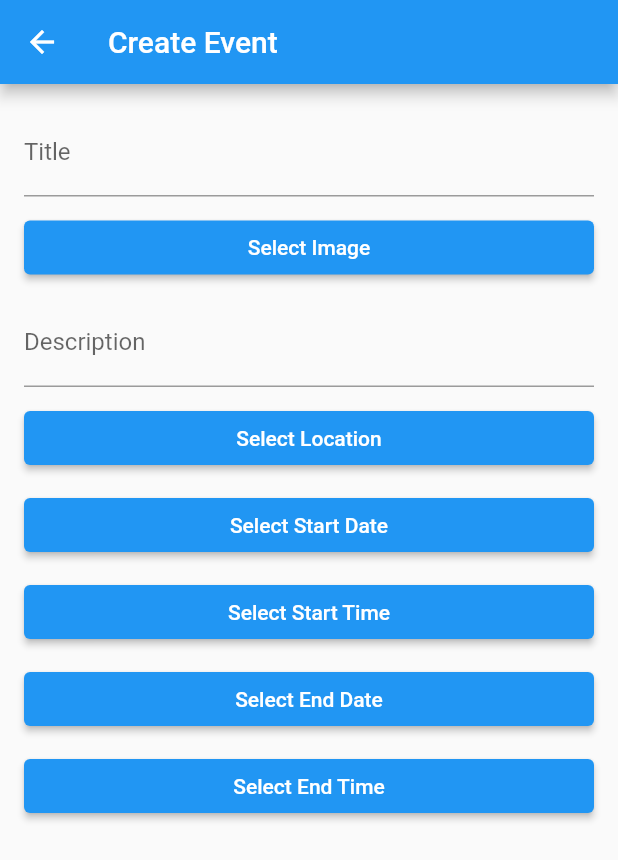
After one commit to ixWatan/acteen-app-v2, a Flutter app: the screen it shows once a user with an empty profile is signed in, after a tap on "Go to Login", on a phone screen of 412 x 824 dp. The commit adds this screen. Shown: the top 860 px of the screen. Run offline on Flutter 3.47's test engine with Material 2 defaults, Android fonts, the phone set to English and light mode, and no system bars; our stand-ins replace cloud_firestore, firebase_auth, firebase_core, google_maps_flutter, image_picker, introduction_screen; missing offline and left inert: flutter_google_places, google_maps_webservice; accounts and stored records are empty; generated files the repository leaves out were written again; network calls fail.

Commit message:
upload post and google apis

```diff
--- /dev/null
+++ b/lib/create_event_page.dart
@@ -0,0 +1,200 @@
+// ignore_for_file: depend_on_referenced_packages
+
+import 'dart:io';
+import 'package:flutter/material.dart';
+import 'package:image_picker/image_picker.dart';
+import 'package:google_maps_flutter/google_maps_flutter.dart';
+import 'package:flutter_google_places/flutter_google_places.dart';
+import 'package:google_maps_webservice/places.dart';
+import 'package:cloud_firestore/cloud_firestore.dart';
+import 'config.dart';
+
+class CreateEventPage extends StatefulWidget {
+  const CreateEventPage({super.key});
+
+  @override
+  // ignore: library_private_types_in_public_api
+  _CreateEventPageState createState() => _CreateEventPageState();
+}
+
+
+
+
+class _CreateEventPageState extends State<CreateEventPage> {
+  final TextEditingController _titleController = TextEditingController();
+  final TextEditingController _descriptionController = TextEditingController();
+  XFile? _selectedImage;
+  LatLng? _selectedLocation;
+  DateTime? _startDate;
+  TimeOfDay? _startTime;
+  DateTime? _endDate;
+  TimeOfDay? _endTime;
+
+  final ImagePicker _picker = ImagePicker();
+
+  Future<void> _selectImage() async {
+    final XFile? image = await _picker.pickImage(source: ImageSource.gallery);
+    setState(() {
+      _selectedImage = image;
+    });
+  }
+
+  Future<void> _selectLocation() async {
+    String apiKey = getApiKey(context);
+    GoogleMapsPlaces places = GoogleMapsPlaces(apiKey: apiKey);
+    try {
+      Prediction? p = await PlacesAutocomplete.show(
+        context: context,
+        apiKey: apiKey,
+        mode: Mode.overlay, // or Mode.fullscreen
+        language: "en",
+        components: [Component(Component.country, "us")],
+      );
+
+      if (p != null) {
+        PlacesDetailsResponse detail = await places.getDetailsByPlaceId(p.placeId!);
+        double lat = detail.result.geometry!.location.lat;
+        double lng = detail.result.geometry!.location.lng;
+        setState(() {
+          _selectedLocation = LatLng(lat, lng);
+        });
+      }
+    } catch (e) {
+      ScaffoldMessenger.of(context).showSnackBar(
+        SnackBar(
+          content: Text(e.toString()),
+          backgroundColor: Colors.red,
+        ),
+      );
+    }
+  }
+
+
+  Future<void> _selectDate(BuildContext context, bool isStart) async {
+    final DateTime? pickedDate = await showDatePicker(
+      context: context,
+      initialDate: DateTime.now(),
+      firstDate: DateTime(2000),
+      lastDate: DateTime(2101),
+    );
+    if (pickedDate != null) {
+      setState(() {
+        if (isStart) {
+          _startDate = pickedDate;
+        } else {
+          _endDate = pickedDate;
+        }
+      });
+    }
+  }
+
+  Future<void> _selectTime(BuildContext context, bool isStart) async {
+    final TimeOfDay? pickedTime = await showTimePicker(
+      context: context,
+      initialTime: TimeOfDay.now(),
+    );
+    if (pickedTime != null)
+      // ignore: curly_braces_in_flow_control_structures
+      setState(() {
+        if (isStart) {
+          _startTime = pickedTime;
+        } else {
+          _endTime = pickedTime;
+        }
+      });
+  }
+
+  Future<void> addEventToDatabase() async {
+    try {
+      await FirebaseFirestore.instance.collection('events').add({
+        'title': _titleController.text,
+        'description': _descriptionController.text,
+        'imagePath': _selectedImage?.path, // You might want to upload the image to a server and store the URL instead
+        'location': {
+          'latitude': _selectedLocation?.latitude,
+          'longitude': _selectedLocation?.longitude,
+        },
+        'startDate': _startDate?.toIso8601String(),
+        'startTime': _startTime?.format(context),
+        'endDate': _endDate?.toIso8601String(),
+        'endTime': _endTime?.format(context),
+        'userId': 'logged_in_user_id', // Replace with the actual user ID
+      });
+    } catch (e) {
+      ScaffoldMessenger.of(context).showSnackBar(
+        SnackBar(
+          content: Text(e.toString()),
+          backgroundColor: Colors.red,
+        ),
+      );
+    }
+  }
+
+  @override
+  Widget build(BuildContext context) {
+    return Scaffold(
+      appBar: AppBar(
+        title: const Text('Create Event'),
+      ),
+      body: Padding(
+        padding: const EdgeInsets.all(16.0),
+        child: ListView(
+
+          children: [
+            TextField(
+              controller: _titleController,
+              decoration: const InputDecoration(labelText: 'Title'),
+            ),
+            const SizedBox(height: 10),
+            ElevatedButton(
+              onPressed: _selectImage,
+              child: const Text('Select Image'),
+            ),
+            if (_selectedImage != null)
+              Image.file(
+                File(_selectedImage!.path),
+                height: 200,
+                width: 200,
+              ),
+            const SizedBox(height: 10),
+            TextField(
+              controller: _descriptionController,
+              decoration: const InputDecoration(labelText: 'Description'),
+            ),
+            const SizedBox(height: 10),
+            ElevatedButton(
+              onPressed: () => _selectLocation(),
+              child: const Text('Select Location'),
+            ),
+            if (_selectedLocation != null)
+              Text('Selected location: ${_selectedLocation!.latitude}, ${_selectedLocation!.longitude}'),
+            const SizedBox(height: 10),
+            ElevatedButton(
+              onPressed: () => _selectDate(context, true),
+              child: const Text('Select Start Date'),
+            ),
+            if (_startDate != null) Text('Selected date: ${_startDate!.toLocal()}'),
+            const SizedBox(height: 10),
+            ElevatedButton(
+              onPressed: () => _selectTime(context, true),
+              child: const Text('Select Start Time'),
+            ),
+            if (_startTime != null) Text('Selected time: ${_startTime!.format(context)}'),
+            const SizedBox(height: 10),
+            ElevatedButton(
+              onPressed: () => _selectDate(context, false),
+              child: const Text('Select End Date'),
+            ),
+            if (_endDate != null) Text('Selected date: ${_endDate!.toLocal()}'),
+            const SizedBox(height: 10),
+            ElevatedButton(
+              onPressed: () => _selectTime(context, false),
+              child: const Text('Select End Time'),
+            ),
+            if (_endTime != null) Text('Selected time: ${_endTime!.format(context)}'),
+          ],
+        ),
+      ),
+    );
+  }
+}
--- a/lib/home_page_organizations.dart
+++ b/lib/home_page_organizations.dart
@@ -1,5 +1,6 @@
 import 'package:flutter/material.dart';
 import 'log_in_screen.dart';
+import 'create_event_page.dart';
 
 // ignore: depend_on_referenced_packages
 import 'package:firebase_auth/firebase_auth.dart';
@@ -37,12 +38,10 @@ class HomePageOrganizations extends StatelessWidget {
 
 
   @override
-  Widget build(BuildContext context) {//The build method is overridden to define the widget tree that this widget will render.
-    return Scaffold(//It returns a Scaffold widget, which is a top-level container for a Material Design visual structure.
-      appBar: AppBar(//Inside the Scaffold, an AppBar widget is defined with a title displaying "Home Page".
-        //The AppBar also contains an array of actions, which currently includes a single IconButton with a logout icon.
-        //When this button is pressed, the _signOut method is called to sign out the user.
-        automaticallyImplyLeading: false, //defuse the back button in the app bar
+  Widget build(BuildContext context) {
+    return Scaffold(
+      appBar: AppBar(
+        automaticallyImplyLeading: false,
         title: const Text('Home Page Organizations'),
         actions: [
           IconButton(
@@ -51,6 +50,23 @@ class HomePageOrganizations extends StatelessWidget {
           ),
         ],
       ),
+      body: Padding(
+        padding: const EdgeInsets.all(16.0),
+        child: Column(
+          mainAxisAlignment: MainAxisAlignment.center,
+          children: [
+            ElevatedButton(
+              onPressed: () {
+                Navigator.push(
+                  context,
+                  MaterialPageRoute(builder: (context) =>  const CreateEventPage()),
+                );
+              },
+              child:  const Text('Go to Login'),
+            ),
+          ],
+        ),
+      ),
     );
   }
 }
--- a/pubspec.yaml
+++ b/pubspec.yaml
@@ -46,13 +46,17 @@ dev_dependencies:
   flutter_test:
     sdk: flutter
   firebase_auth: ^4.9.0
-
+  image_picker: ^1.0.4
+  google_maps_flutter: ^2.5.0
+  flutter_google_places: ^0.3.0
+  http: ^0.13.1
   # The "flutter_lints" package below contains a set of recommended lints to
   # encourage good coding practices. The lint set provided by the package is
   # activated in the `analysis_options.yaml` file located at the root of your
   # package. See that file for information about deactivating specific lint
   # rules and activating additional ones.
   flutter_lints: ^2.0.3
+
 
 # For information on the generic Dart part of this file, see the
 # following page: https://dart.dev/tools/pub/pubspec
```
Also changed, not shown: lib/config.dart (added, +19 -0 lines), lib/sign_up_activists_screen.dart (+10 -1 lines), lib/sign_up_organizations_screen.dart (+10 -1 lines), pubspec.lock, 8 other files.
